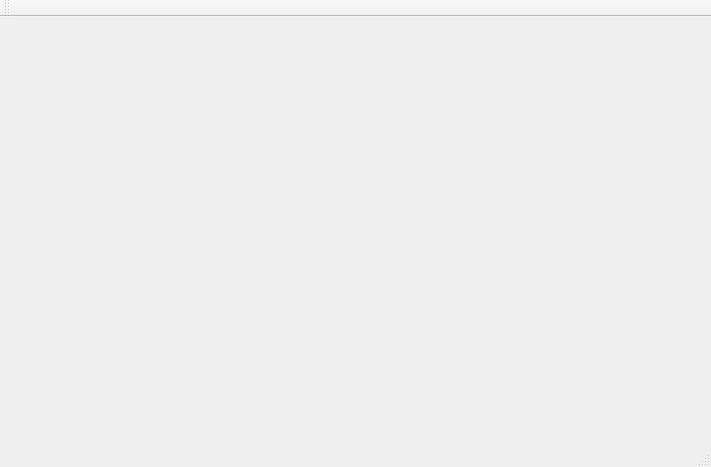
Before: the Qt Designer form source/mainwindow.ui in enderson-pan/Gather, drawn with Qt 5.
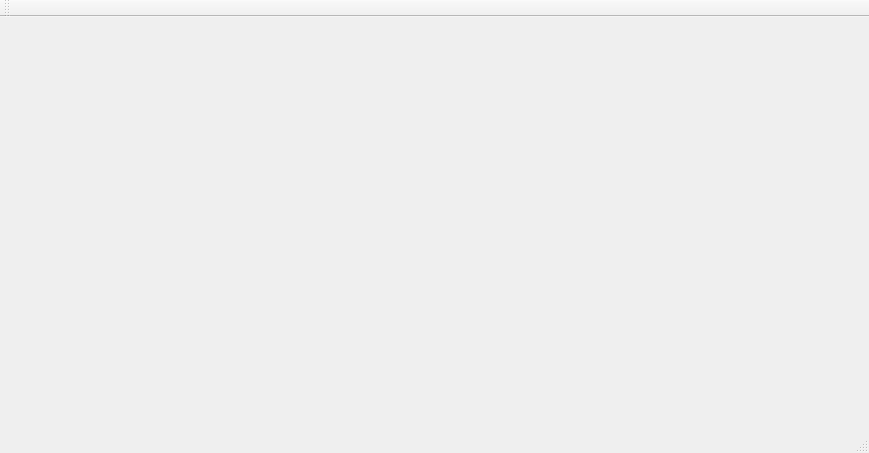
After: the same form once the commit is applied.

Commit message:
OK to fit the column to the content
It’s fine to auto resize the column to it’s content.

Patch:
```diff
--- a/source/mainwindow.ui
+++ b/source/mainwindow.ui
@@ -6,8 +6,8 @@
    <rect>
     <x>0</x>
     <y>0</y>
-    <width>711</width>
-    <height>467</height>
+    <width>869</width>
+    <height>453</height>
    </rect>
   </property>
   <property name="windowTitle">
```
Left out of the diff: 2 changed lines with no effect on the pictures. The commit also changes 1 other file.
